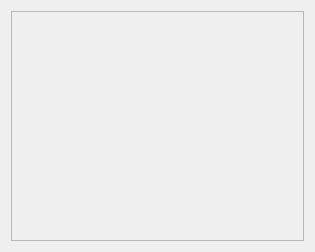
First picture: the form in LanguageLearner/searchingresult.ui, repository drinch/LanguageLearner, before the edit.
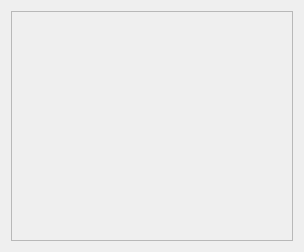
Second picture: the form after the edit.

Diff of the .ui file:
```diff
--- a/LanguageLearner/searchingresult.ui
+++ b/LanguageLearner/searchingresult.ui
@@ -6,7 +6,7 @@
    <rect>
     <x>0</x>
     <y>0</y>
-    <width>315</width>
+    <width>304</width>
     <height>252</height>
    </rect>
   </property>
@@ -16,6 +16,15 @@
   <layout class="QVBoxLayout" name="verticalLayout">
    <item>
     <widget class="QScrollArea" name="scrollArea_">
+     <property name="frameShape">
+      <enum>QFrame::StyledPanel</enum>
+     </property>
+     <property name="frameShadow">
+      <enum>QFrame::Sunken</enum>
+     </property>
+     <property name="lineWidth">
+      <number>1</number>
+     </property>
      <property name="widgetResizable">
       <bool>true</bool>
      </property>
@@ -24,10 +33,16 @@
        <rect>
         <x>0</x>
         <y>0</y>
-        <width>295</width>
-        <height>232</height>
+        <width>280</width>
+        <height>228</height>
        </rect>
       </property>
+      <property name="sizePolicy">
+       <sizepolicy hsizetype="Preferred" vsizetype="Preferred">
+        <horstretch>0</horstretch>
+        <verstretch>0</verstretch>
+       </sizepolicy>
+      </property>
      </widget>
     </widget>
    </item>
```
